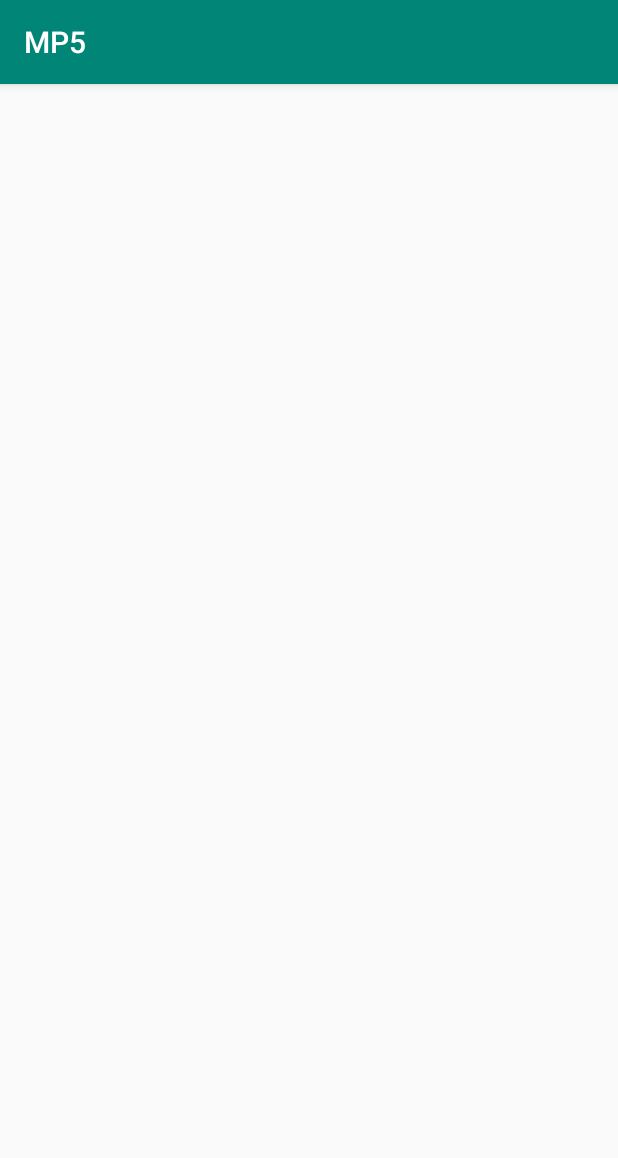
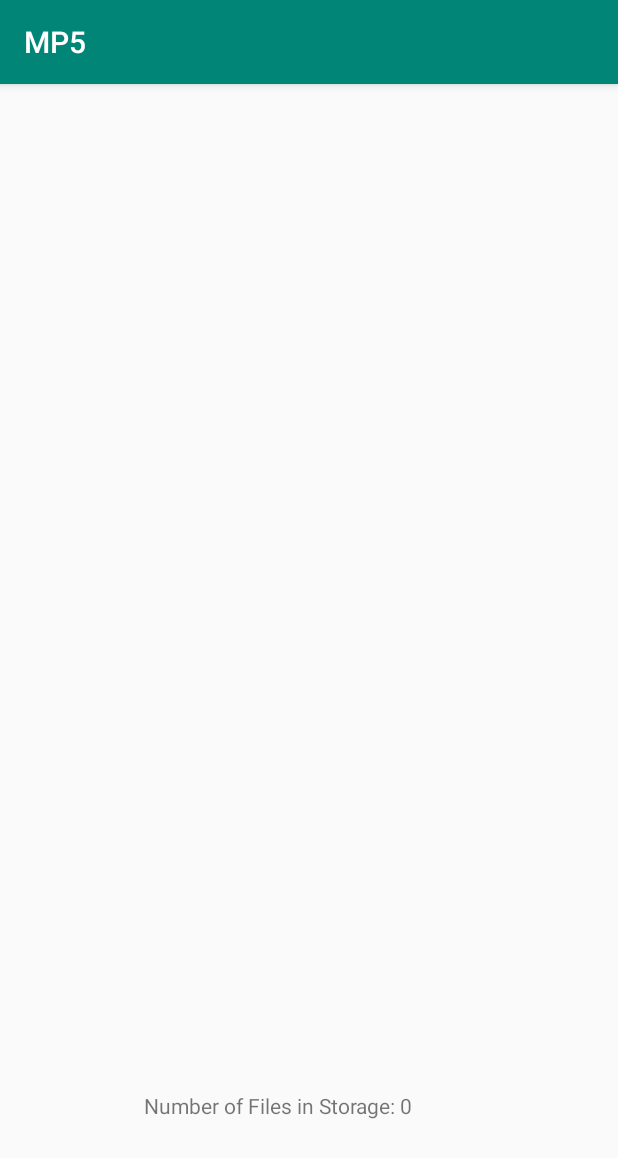
Before and after one commit to JonathanGWesterfield/ECEN-489, an Android app: the TextActivity screen opened directly, with no data from a screen before it, on a phone screen of 412 x 824 dp. Shown: the top 1158 px of the screen. Run offline under Robolectric (Android 15) with nearby library versions, the phone set to English and light mode, and no system bars.

Commit message:
Currently Trying to list files. Added sample text files to an assets folder

```diff
--- a/Machine Problems/MP5/MP5/app/build.gradle
+++ b/Machine Problems/MP5/MP5/app/build.gradle
@@ -19,7 +19,7 @@ android {
 }
 
 dependencies {
-    implementation fileTree(dir: 'libs', include: ['*.jar'])
+    implementation fileTree(include: ['*.jar'], dir: 'libs')
     implementation 'com.android.support:appcompat-v7:28.0.0'
     implementation 'com.android.support.constraint:constraint-layout:1.1.3'
     testImplementation 'junit:junit:4.12'
--- /dev/null
+++ b/Machine Problems/MP5/MP5/app/src/main/assets/Dr_Suess.txt
@@ -0,0 +1 @@
+“You know you’re in love when you can’t fall asleep because reality is finally better than your dreams.”
--- /dev/null
+++ b/Machine Problems/MP5/MP5/app/src/main/assets/Helen_Keller.txt
@@ -0,0 +1 @@
+“When one door of happiness closes, another opens; but often we look so long at the closed door that we do not see the one which has been opened for us.”
--- /dev/null
+++ b/Machine Problems/MP5/MP5/app/src/main/assets/Marilyn_Monroe.txt
@@ -0,0 +1 @@
+“I’m selfish, impatient and a little insecure. I make mistakes, I am out of control and at times hard to handle. But if you can’t handle me at my worst, then you sure as hell don’t deserve me at my best.”
--- /dev/null
+++ b/Machine Problems/MP5/MP5/app/src/main/assets/Mark_Twain.txt
@@ -0,0 +1 @@
+“Twenty years from now you will be more disappointed by the things that you didn’t do than by the ones you did do.”
--- /dev/null
+++ b/Machine Problems/MP5/MP5/app/src/main/assets/Thomas_Watson.txt
@@ -0,0 +1 @@
+“Would you like me to give you a formula for success? It’s quite simple, really: Double your rate of failure. You are thinking of failure as the enemy of success. But it isn’t at all. You can be discouraged by failure or you can learn from it, so go ahead and make mistakes. Make all you can. Because remember that’s where you will find success.”
--- a/Machine Problems/MP5/MP5/app/src/main/java/com/machineproblem5/jonathanwesterfield/mp5/MainActivity.java
+++ b/Machine Problems/MP5/MP5/app/src/main/java/com/machineproblem5/jonathanwesterfield/mp5/MainActivity.java
@@ -58,8 +58,7 @@ public class MainActivity extends AppCompatActivity {
     {
         /* Checks if external storage is available to at least read */
         String state = Environment.getExternalStorageState();
-        if (Environment.MEDIA_MOUNTED.equals(state) ||
-                Environment.MEDIA_MOUNTED_READ_ONLY.equals(state))
+        if (Environment.MEDIA_MOUNTED.equals(state))
         {
             textView.setText("External Storage Found");
             return true;
--- a/Machine Problems/MP5/MP5/app/src/main/java/com/machineproblem5/jonathanwesterfield/mp5/TextActivity.java
+++ b/Machine Problems/MP5/MP5/app/src/main/java/com/machineproblem5/jonathanwesterfield/mp5/TextActivity.java
@@ -8,12 +8,15 @@ import android.widget.EditText;
 import android.widget.TextView;
 import android.os.*;
 import java.io.*;
+import java.util.stream.*;
 import java.util.*;
+import java.nio.file.*;
 
 public class TextActivity extends AppCompatActivity {
 
     File dir;
     ArrayList<String> fileList;
+    TextView textView;
 
     @Override
     protected void onCreate(Bundle savedInstanceState)
@@ -21,50 +24,50 @@ public class TextActivity extends AppCompatActivity {
         super.onCreate(savedInstanceState);
         setContentView(R.layout.activity_text);
         this.dir = android.os.Environment.getExternalStorageDirectory();
+        this.textView = (TextView) findViewById(R.id.textActTextView);
 
         //contains list of all files ending with
         this.fileList = new ArrayList<String>();
-        getFilesList(this.dir);
+        listAssetFiles(this.dir.getAbsolutePath());
         printFileList();
 
     }
 
     public void printFileList()
     {
+        System.out.println("Number of Files in Storage: " + this.fileList.size());
+        this.textView.setText("Number of Files in Storage: " + this.fileList.size());
         System.out.println("Files in External Storage:");
-        if(!(fileList.size() > 0))
+
+        for (int i = 0; i < fileList.size(); i++)
         {
-            for (String file: this.fileList)
-            {
-                System.out.println("File: " + file);
-            }
-            return;
+            System.out.println("File: " + fileList.get(i));
+            this.textView.append(fileList.get(i) + ", ");
         }
-        System.out.println("No Files Found!");
 
     }
 
-    public void getFilesList(File dir) {
-        File listFile[] = dir.listFiles();
+    private boolean listAssetFiles(String path) {
 
-        if (listFile != null)
-        {
-            for (int i = 0; i < listFile.length; i++)
-            {
-
-                if (listFile[i].isDirectory())
-                {
-                    // if its a directory need to get the files under that directory
-                    getFilesList(listFile[i]);
-                }
-                else
-                {
-                    // add path of  files to your arraylist for later use
-
-                    //Do what ever u want
-                    fileList.add(listFile[i].getAbsolutePath());
+        String [] list;
+        try {
+            list = getAssets().list(path);
+            if (list.length > 0) {
+                // This is a folder
+                for (String file : list) {
+                    if (!listAssetFiles(path + "/" + file))
+                        return false;
+                    else {
+                        // This is a file
+                        // TODO: add file name to an array list
+                    }
                 }
             }
+        } catch (IOException e) {
+            return false;
         }
+
+        return true;
     }
+
 }
--- a/Machine Problems/MP5/MP5/app/src/main/res/layout/activity_text.xml
+++ b/Machine Problems/MP5/MP5/app/src/main/res/layout/activity_text.xml
@@ -6,4 +6,17 @@
     android:layout_height="match_parent"
     tools:context=".TextActivity">
 
+    <TextView
+        android:id="@+id/textActTextView"
+        android:layout_width="220dp"
+        android:layout_height="21dp"
+        android:layout_marginStart="8dp"
+        android:layout_marginTop="8dp"
+        android:layout_marginEnd="8dp"
+        android:layout_marginBottom="8dp"
+        app:layout_constraintBottom_toBottomOf="parent"
+        app:layout_constraintEnd_toEndOf="parent"
+        app:layout_constraintStart_toStartOf="parent"
+        app:layout_constraintTop_toTopOf="parent"
+        app:layout_constraintVertical_bias="0.908" />
 </android.support.constraint.ConstraintLayout>
```
Also changed, not shown: 5 other files.
